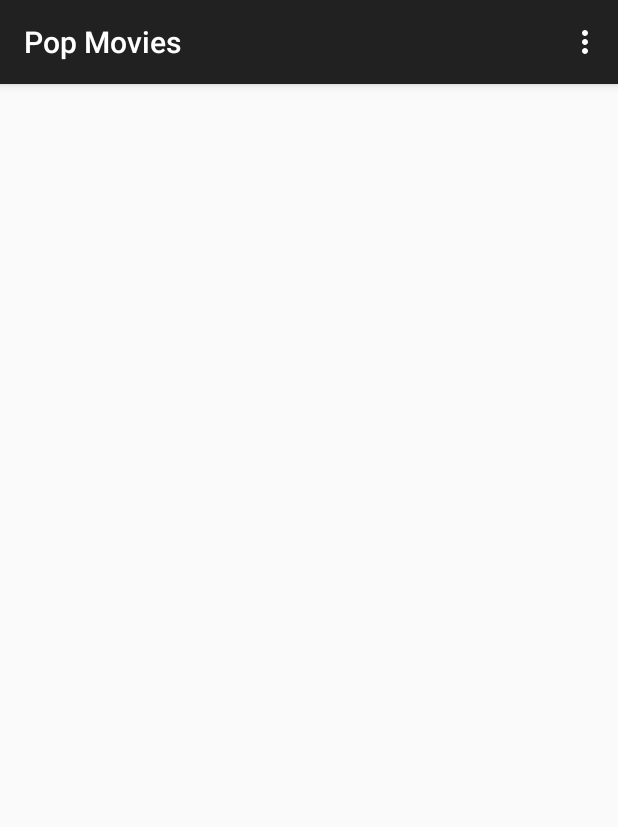
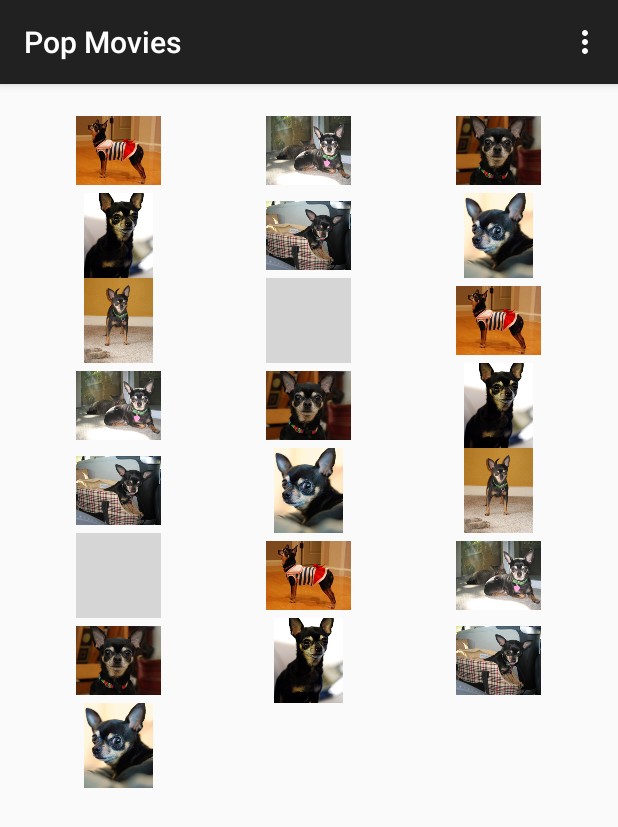
Before and after one commit to senderic/udacity-android-popmovie, an Android app: the screen it shows after launch (MainActivity), on a phone screen of 412 x 824 dp. Shown: the top 827 px of the screen. Run offline under Robolectric (Android 15) with nearby library versions, the phone set to English and light mode, and no system bars; 1 statement that could not run was skipped; grey boxes are pictures that could not be loaded.

Commit message:
Keep getting epic errors related to starting the MainActivity then I believe its Movie List Fragment.
Former-commit-id: b90d61866407bfc26f897fda97c0a684761a26da

```diff
--- a/app/src/main/java/com/ericsender/android_nanodegree/project1/MovieListFragment.java
+++ b/app/src/main/java/com/ericsender/android_nanodegree/project1/MovieListFragment.java
@@ -46,7 +46,6 @@ import java.util.Map;
 public class MovieListFragment extends Fragment {
 
     private ArrayAdapter<String> mMovieAdapter;
-    private GridView movieGrid;
 
     public MovieListFragment() {
     }
@@ -63,11 +62,13 @@ public class MovieListFragment extends Fragment {
     public View onCreateView(LayoutInflater inflater, ViewGroup container,
                              Bundle savedInstanceState) {
 
-        movieGrid = (GridView) getActivity().findViewById(R.id.movie_grid);
-        movieGrid.setAdapter(new ImageAdapter(getActivity().getApplicationContext()));
+        GridView movieGrid = (GridView) getActivity().findViewById(R.id.movie_grid);
+        movieGrid.setAdapter(new ImageAdapter(getActivity()));
         // mMovieAdapter = new ArrayAdapter<String>(getActivity(), R.layout.grid_movie_posters, )
 
-        return inflater.inflate(R.layout.movie_list_fragment, container, false);
+        View rootView = inflater.inflate(R.layout.movie_list_fragment, container, false);
+
+        return rootView;
     }
 
     @Override
--- a/app/src/main/res/layout/activity_main.xml
+++ b/app/src/main/res/layout/activity_main.xml
@@ -3,5 +3,4 @@
     android:id="@+id/container"
     android:name="com.ericsender.android_nanodegree.project1.MovieListFragment"
     android:layout_width="match_parent"
-    android:layout_height="match_parent"
-    tools:layout="@layout/movie_list_fragment" />
+    android:layout_height="match_parent" />
--- a/app/src/main/res/layout/movie_list_fragment.xml
+++ b/app/src/main/res/layout/movie_list_fragment.xml
@@ -1,12 +1,23 @@
-<GridLayout xmlns:android="http://schemas.android.com/apk/res/android"
+<FrameLayout xmlns:android="http://schemas.android.com/apk/res/android"
     xmlns:tools="http://schemas.android.com/tools"
-    android:id="@+id/movie_grid"
-    android:numColumns="auto_fit"
-    android:gravity="center"
-    android:columnWidth="100dp"
-    android:stretchMode="columnWidth"
-    android:layout_width="fill_parent"
-    android:layout_height="fill_parent"
-    tools:context="com.ericsender.android_nanodegree.project1.MovieListFragment">
+    android:layout_width="match_parent"
+    android:layout_height="match_parent"
+    android:paddingBottom="@dimen/activity_vertical_margin"
 
-</GridLayout>
+    android:paddingLeft="@dimen/activity_horizontal_margin"
+    android:paddingRight="@dimen/activity_horizontal_margin"
+    android:paddingTop="@dimen/activity_vertical_margin"
+    tools:context="MovieDetailsFragment">
+
+    <GridView xmlns:android="http://schemas.android.com/apk/res/android"
+        xmlns:tools="http://schemas.android.com/tools"
+        android:id="@+id/movie_grid"
+        android:layout_width="fill_parent"
+        android:layout_height="fill_parent"
+        android:columnWidth="100dp"
+        android:gravity="center"
+        android:numColumns="auto_fit"
+        android:stretchMode="columnWidth">
+
+    </GridView>
+</FrameLayout>
```
Also changed, not shown: settings.gradle (line endings or trailing spaces), 2 other files.
